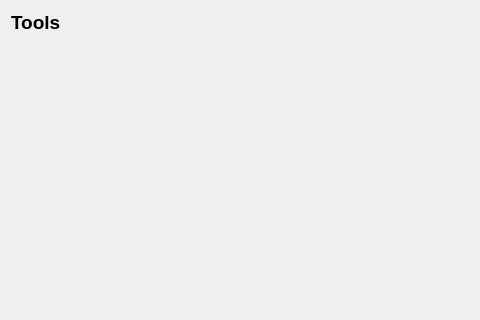
First picture: the form in ui/forms/Pages/ToolsPage.ui, repository Newt-Louis/pylwss, before the edit; both pictures show x 0 to 480 and y 0 to 320 of the 480 by 640 pixel window.
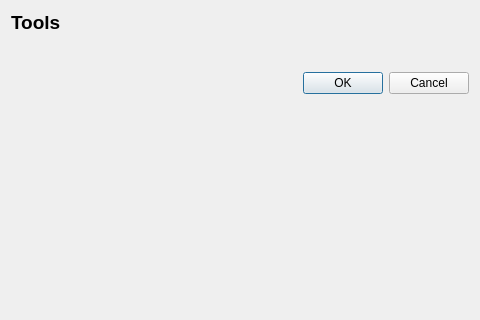
Second picture: the form after the edit.

The edit to the form file:
```diff
--- a/ui/forms/Pages/ToolsPage.ui
+++ b/ui/forms/Pages/ToolsPage.ui
@@ -34,6 +34,13 @@
      </item>
     </layout>
    </item>
+   <item>
+    <widget class="QDialogButtonBox" name="tools_save_buttonBox">
+     <property name="standardButtons">
+      <set>QDialogButtonBox::StandardButton::Cancel|QDialogButtonBox::StandardButton::Ok</set>
+     </property>
+    </widget>
+   </item>
    <item>
     <widget class="QWidget" name="content_area" native="true"/>
    </item>
```
